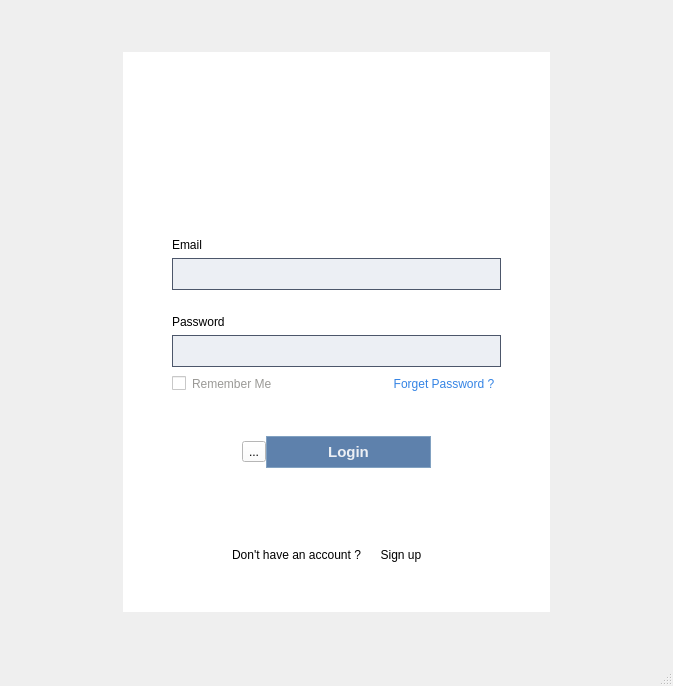
Old version of the form School_System/ui/login.ui in the repository KasperJack/School-Management-System.
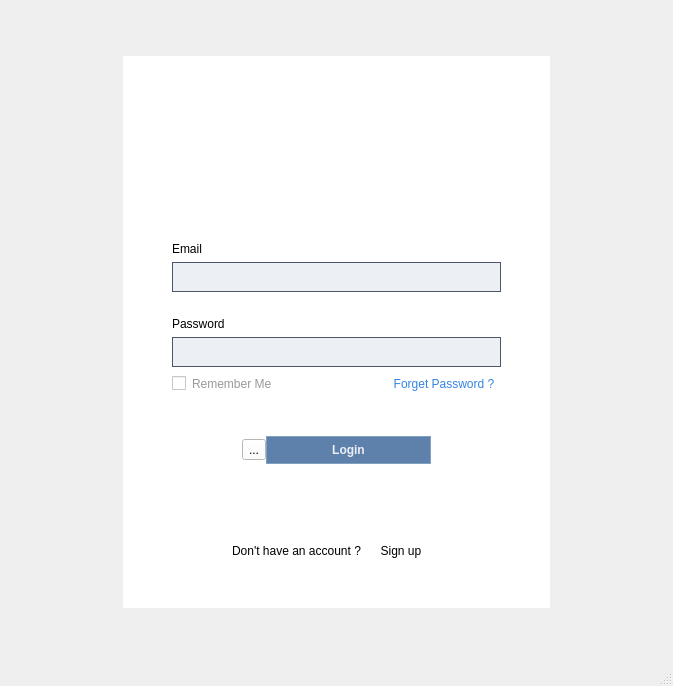
New version of the form. Icons and pictures are not drawn.

```diff
--- a/School_System/ui/login.ui
+++ b/School_System/ui/login.ui
@@ -119,9 +119,7 @@
                     </size>
                    </property>
                    <property name="font">
-                    <font>
-                     <pointsize>-1</pointsize>
-                    </font>
+                    <font/>
                    </property>
                    <property name="styleSheet">
                     <string notr="true">/* Input Field */
@@ -129,9 +127,7 @@
     background-color: #eceff4; /* Light background */
     color: #000000; /* Black text */
     border: 1px solid #4C566A; /* Subtle gray-blue border */
-    border-radius: 0px; /* No rounded corners */
     padding: 6px; /* Padding inside the field */
-    font-size: 14px; /* Standard font size */
 }
 
 /* Focused Input Field */
@@ -165,9 +161,7 @@
                  <item>
                   <widget class="QLineEdit" name="password_field">
                    <property name="font">
-                    <font>
-                     <pointsize>-1</pointsize>
-                    </font>
+                    <font/>
                    </property>
                    <property name="styleSheet">
                     <string notr="true">/* Input Field */
@@ -175,9 +169,7 @@
     background-color: #eceff4; /* Light background */
     color: #000000; /* Black text */
     border: 1px solid #4C566A; /* Subtle gray-blue border */
-    border-radius: 0px; /* No rounded corners */
     padding: 6px; /* Padding inside the field */
-    font-size: 14px; /* Standard font size */
 }
 
 /* Focused Input Field */
@@ -292,7 +284,6 @@
                <property name="font">
                 <font>
                  <family>Segoe UI</family>
-                 <pointsize>-1</pointsize>
                  <bold>true</bold>
                 </font>
                </property>
@@ -304,10 +295,7 @@
     background-color: #5E81AC; /* Nord Blue */
     color: #ECEFF4; /* Light text */
     border: 1px solid #81A1C1; /* Lighter blue border */
-    border-radius: 0px; /* No roundness */
     padding: 6px 12px;
-    font-family: &quot;Segoe UI&quot;;
-    font-size: 15px;
 
 }
 
```
